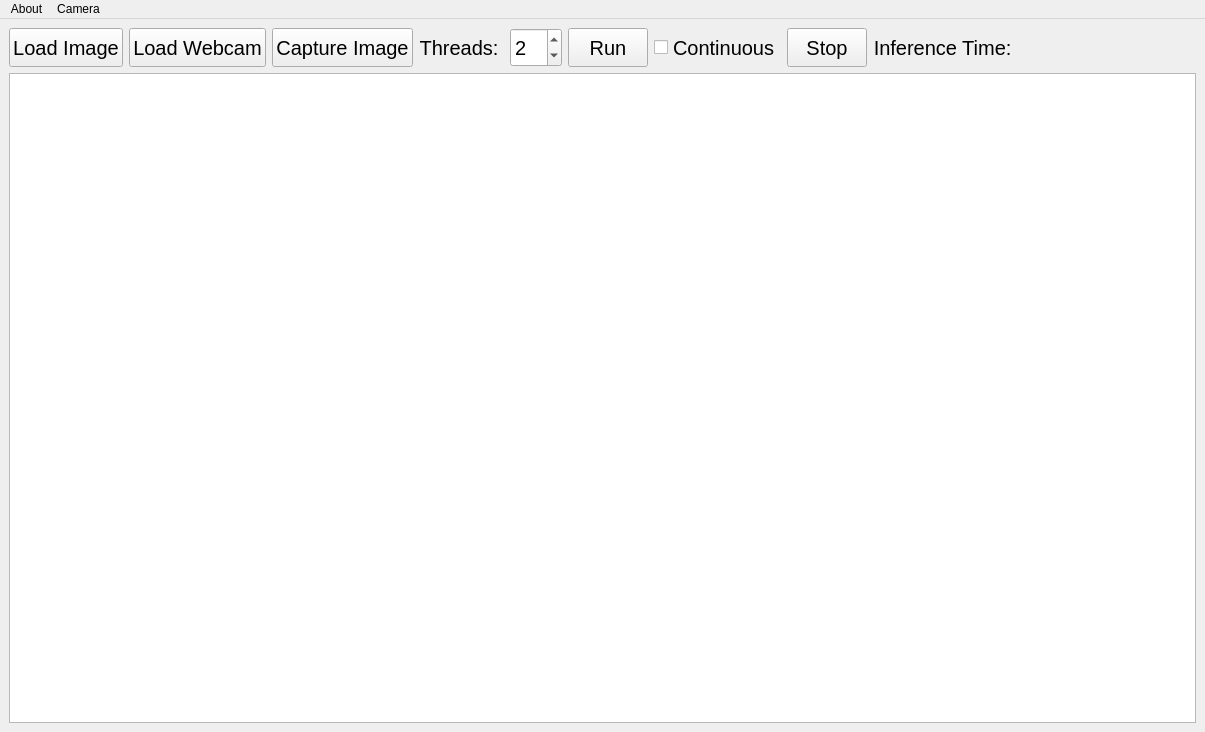
Qt form mainwindow.ui (renesas-rz/rzg-object-detection-demo) before a commit.
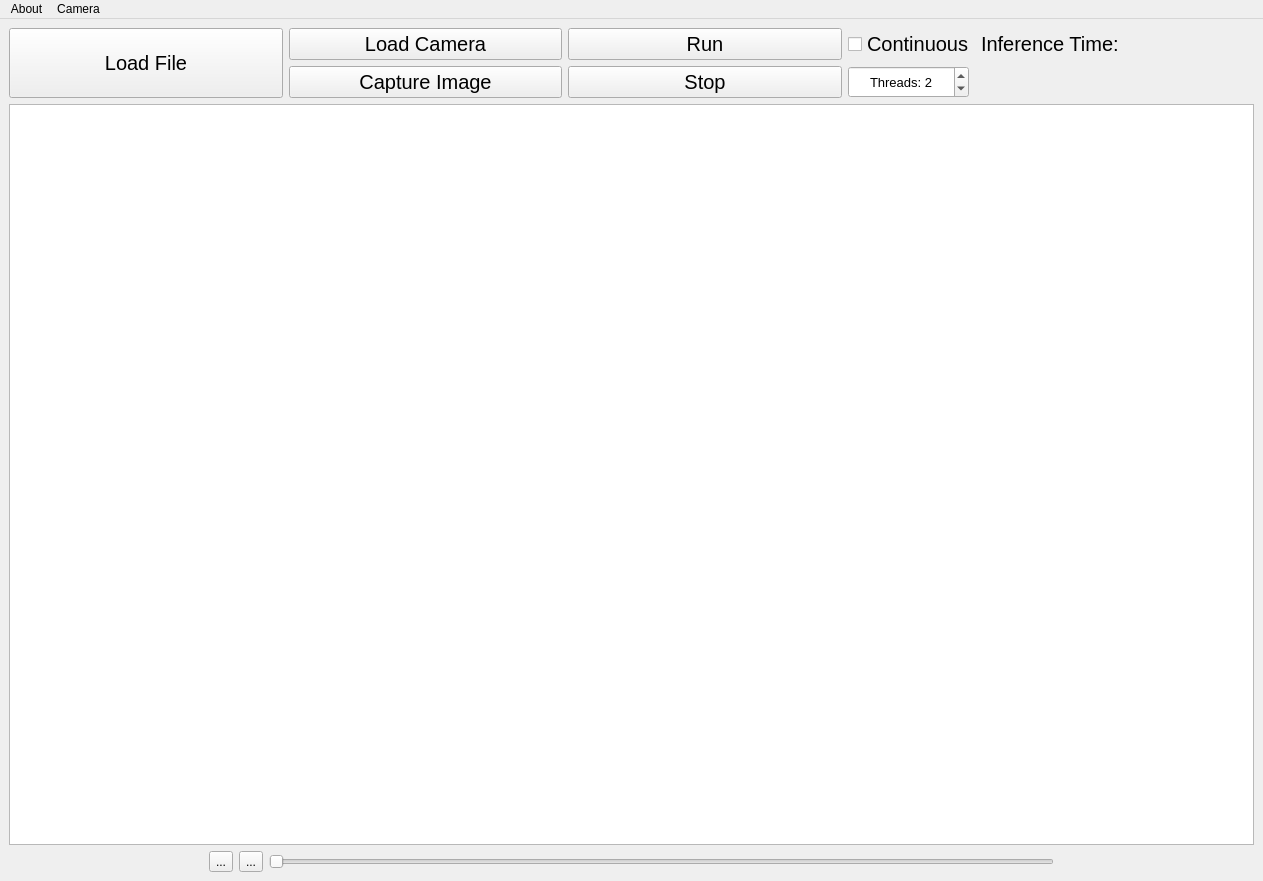
The same form after that commit.

Commit message:
multimedia: Add video support and rewrite image functions to use opencv
Open images with opencv instead of qimage
Transport images around code as opencv mats instead of qimage
Resize image for tflite model input with opencv
Add option to load video when loading file
Add media controls when video is loaded
Squash inference labels into one for better alignment
Add FPS counter to camer feed/video

The edit to the form file:
```diff
--- a/mainwindow.ui
+++ b/mainwindow.ui
@@ -23,8 +23,8 @@
    <rect>
     <x>0</x>
     <y>0</y>
-    <width>1205</width>
-    <height>732</height>
+    <width>1263</width>
+    <height>881</height>
    </rect>
   </property>
   <property name="sizePolicy">
@@ -37,16 +37,15 @@
    <string>Object Detection Demo</string>
   </property>
   <widget class="QWidget" name="centralwidget">
+   <layout class="QGridLayout" name="gridLayout_2">
+    <item row="0" column="0">
    <layout class="QGridLayout" name="gridLayout">
-    <item row="0" column="4">
-     <widget class="QSpinBox" name="inferenceThreadCount">
-      <property name="enabled">
-       <bool>true</bool>
-      </property>
+      <item row="0" column="0" rowspan="2">
+       <widget class="QPushButton" name="pushButtonFile">
       <property name="sizePolicy">
-       <sizepolicy hsizetype="Maximum" vsizetype="Minimum">
+         <sizepolicy hsizetype="MinimumExpanding" vsizetype="Minimum">
         <horstretch>1</horstretch>
-        <verstretch>1</verstretch>
+          <verstretch>0</verstretch>
        </sizepolicy>
       </property>
       <property name="font">
@@ -54,11 +53,11 @@
         <pointsize>15</pointsize>
        </font>
       </property>
-      <property name="minimum">
-       <number>1</number>
-      </property>
-      <property name="value">
-       <number>2</number>
+        <property name="text">
+         <string>Load File</string>
+        </property>
+        <property name="checkable">
+         <bool>false</bool>
       </property>
      </widget>
     </item>
@@ -66,8 +65,8 @@
      <widget class="QPushButton" name="pushButtonWebcam">
       <property name="sizePolicy">
        <sizepolicy hsizetype="MinimumExpanding" vsizetype="Minimum">
-        <horstretch>3</horstretch>
-        <verstretch>1</verstretch>
+          <horstretch>1</horstretch>
+          <verstretch>0</verstretch>
        </sizepolicy>
       </property>
       <property name="font">
@@ -76,7 +75,7 @@
        </font>
       </property>
       <property name="text">
-       <string>Load Webcam</string>
+         <string>Load Camera</string>
       </property>
       <property name="checkable">
        <bool>true</bool>
@@ -86,75 +85,12 @@
       </property>
      </widget>
     </item>
-    <item row="0" column="3">
-     <widget class="QLabel" name="labelThreads">
-      <property name="sizePolicy">
-       <sizepolicy hsizetype="Minimum" vsizetype="Minimum">
-        <horstretch>0</horstretch>
-        <verstretch>1</verstretch>
-       </sizepolicy>
-      </property>
-      <property name="font">
-       <font>
-        <pointsize>15</pointsize>
-       </font>
-      </property>
-      <property name="text">
-       <string>Threads: </string>
-      </property>
-      <property name="alignment">
-       <set>Qt::AlignRight|Qt::AlignTrailing|Qt::AlignVCenter</set>
-      </property>
-     </widget>
-    </item>
-    <item row="0" column="0">
-     <widget class="QPushButton" name="pushButtonImage">
-      <property name="sizePolicy">
-       <sizepolicy hsizetype="MinimumExpanding" vsizetype="Minimum">
-        <horstretch>3</horstretch>
-        <verstretch>1</verstretch>
-       </sizepolicy>
-      </property>
-      <property name="font">
-       <font>
-        <pointsize>15</pointsize>
-       </font>
-      </property>
-      <property name="text">
-       <string>Load Image</string>
-      </property>
-      <property name="checkable">
-       <bool>false</bool>
-      </property>
-     </widget>
-    </item>
     <item row="0" column="2">
-     <widget class="QPushButton" name="pushButtonCapture">
-      <property name="sizePolicy">
-       <sizepolicy hsizetype="MinimumExpanding" vsizetype="Minimum">
-        <horstretch>3</horstretch>
-        <verstretch>1</verstretch>
-       </sizepolicy>
-      </property>
-      <property name="font">
-       <font>
-        <pointsize>15</pointsize>
-       </font>
-      </property>
-      <property name="text">
-       <string>Capture Image</string>
-      </property>
-      <property name="checkable">
-       <bool>false</bool>
-      </property>
-     </widget>
-    </item>
-    <item row="0" column="5">
      <widget class="QPushButton" name="pushButtonRun">
       <property name="sizePolicy">
-       <sizepolicy hsizetype="MinimumExpanding" vsizetype="Minimum">
-        <horstretch>3</horstretch>
-        <verstretch>1</verstretch>
+         <sizepolicy hsizetype="Minimum" vsizetype="Minimum">
+          <horstretch>1</horstretch>
+          <verstretch>0</verstretch>
        </sizepolicy>
       </property>
       <property name="font">
@@ -167,11 +103,11 @@
       </property>
      </widget>
     </item>
-    <item row="0" column="6">
+      <item row="0" column="3">
      <widget class="QCheckBox" name="checkBoxContinuous">
       <property name="sizePolicy">
        <sizepolicy hsizetype="Minimum" vsizetype="Minimum">
-        <horstretch>0</horstretch>
+          <horstretch>1</horstretch>
         <verstretch>0</verstretch>
        </sizepolicy>
       </property>
@@ -185,18 +121,116 @@
       </property>
      </widget>
     </item>
-    <item row="1" column="0" colspan="21">
+      <item row="0" column="4">
+       <widget class="QLabel" name="labelInference">
+        <property name="sizePolicy">
+         <sizepolicy hsizetype="Minimum" vsizetype="Minimum">
+          <horstretch>1</horstretch>
+          <verstretch>0</verstretch>
+         </sizepolicy>
+        </property>
+        <property name="font">
+         <font>
+          <pointsize>15</pointsize>
+         </font>
+        </property>
+        <property name="text">
+         <string>Inference Time: </string>
+        </property>
+        <property name="alignment">
+         <set>Qt::AlignLeading|Qt::AlignLeft|Qt::AlignVCenter</set>
+        </property>
+       </widget>
+      </item>
+      <item row="1" column="1">
+       <widget class="QPushButton" name="pushButtonCapture">
+        <property name="sizePolicy">
+         <sizepolicy hsizetype="MinimumExpanding" vsizetype="Minimum">
+          <horstretch>1</horstretch>
+          <verstretch>0</verstretch>
+         </sizepolicy>
+        </property>
+        <property name="font">
+         <font>
+          <pointsize>15</pointsize>
+         </font>
+        </property>
+        <property name="text">
+         <string>Capture Image</string>
+        </property>
+        <property name="checkable">
+         <bool>false</bool>
+        </property>
+       </widget>
+      </item>
+      <item row="1" column="2">
+       <widget class="QPushButton" name="pushButtonStop">
+        <property name="sizePolicy">
+         <sizepolicy hsizetype="MinimumExpanding" vsizetype="Minimum">
+          <horstretch>1</horstretch>
+          <verstretch>0</verstretch>
+         </sizepolicy>
+        </property>
+        <property name="font">
+         <font>
+          <pointsize>15</pointsize>
+         </font>
+        </property>
+        <property name="text">
+         <string>Stop</string>
+        </property>
+       </widget>
+      </item>
+      <item row="1" column="3">
+       <widget class="QSpinBox" name="inferenceThreadCount">
+        <property name="enabled">
+         <bool>true</bool>
+        </property>
+        <property name="sizePolicy">
+         <sizepolicy hsizetype="Minimum" vsizetype="Minimum">
+          <horstretch>1</horstretch>
+          <verstretch>0</verstretch>
+         </sizepolicy>
+        </property>
+        <property name="maximumSize">
+         <size>
+          <width>121</width>
+          <height>16777215</height>
+         </size>
+        </property>
+        <property name="font">
+         <font>
+          <pointsize>10</pointsize>
+         </font>
+        </property>
+        <property name="alignment">
+         <set>Qt::AlignCenter</set>
+        </property>
+        <property name="prefix">
+         <string>Threads: </string>
+        </property>
+        <property name="minimum">
+         <number>1</number>
+        </property>
+        <property name="value">
+         <number>2</number>
+        </property>
+       </widget>
+      </item>
+     </layout>
+    </item>
+    <item row="1" column="0">
      <widget class="QGraphicsView" name="graphicsView">
       <property name="sizePolicy">
        <sizepolicy hsizetype="Expanding" vsizetype="Expanding">
-        <horstretch>1</horstretch>
+        <horstretch>2</horstretch>
         <verstretch>2</verstretch>
        </sizepolicy>
       </property>
       <property name="minimumSize">
        <size>
-        <width>805</width>
-        <height>650</height>
+        <width>400</width>
+        <height>300</height>
        </size>
       </property>
       <property name="sizeIncrement">
@@ -219,68 +253,65 @@
       </property>
      </widget>
     </item>
-    <item row="0" column="7">
-     <widget class="QPushButton" name="pushButtonStop">
-      <property name="sizePolicy">
-       <sizepolicy hsizetype="MinimumExpanding" vsizetype="Minimum">
-        <horstretch>3</horstretch>
-        <verstretch>1</verstretch>
-       </sizepolicy>
-      </property>
-      <property name="font">
-       <font>
-        <pointsize>15</pointsize>
-       </font>
-      </property>
+    <item row="2" column="0">
+     <layout class="QHBoxLayout" name="horizontalLayout_3">
+      <item>
+       <spacer name="horizontalSpacer_2">
+        <property name="orientation">
+         <enum>Qt::Horizontal</enum>
+        </property>
+        <property name="sizeHint" stdset="0">
+         <size>
+          <width>200</width>
+          <height>20</height>
+         </size>
+        </property>
+       </spacer>
+      </item>
+      <item>
+       <widget class="QToolButton" name="stopButton">
       <property name="text">
-       <string>Stop</string>
+         <string>...</string>
       </property>
      </widget>
     </item>
-    <item row="0" column="8">
-     <widget class="QLabel" name="labelInference">
+      <item>
+       <widget class="QToolButton" name="playButton">
+        <property name="text">
+         <string>...</string>
+        </property>
+        <property name="checkable">
+         <bool>true</bool>
+        </property>
+       </widget>
+      </item>
+      <item>
+       <widget class="QSlider" name="videoSlider">
       <property name="sizePolicy">
-       <sizepolicy hsizetype="Minimum" vsizetype="Minimum">
-        <horstretch>0</horstretch>
+         <sizepolicy hsizetype="Expanding" vsizetype="Fixed">
+          <horstretch>4</horstretch>
         <verstretch>0</verstretch>
        </sizepolicy>
       </property>
-      <property name="font">
-       <font>
-        <pointsize>15</pointsize>
-       </font>
-      </property>
-      <property name="text">
-       <string>Inference Time: </string>
-      </property>
-      <property name="alignment">
-       <set>Qt::AlignRight|Qt::AlignTrailing|Qt::AlignVCenter</set>
+        <property name="orientation">
+         <enum>Qt::Horizontal</enum>
       </property>
      </widget>
     </item>
-    <item row="0" column="9">
-     <widget class="QLabel" name="labelInferenceTime">
-      <property name="sizePolicy">
-       <sizepolicy hsizetype="Expanding" vsizetype="Expanding">
-        <horstretch>0</horstretch>
-        <verstretch>1</verstretch>
-       </sizepolicy>
-      </property>
-      <property name="minimumSize">
+      <item>
+       <spacer name="horizontalSpacer">
+        <property name="orientation">
+         <enum>Qt::Horizontal</enum>
+        </property>
+        <property name="sizeHint" stdset="0">
        <size>
-        <width>75</width>
-        <height>0</height>
-       </size>
-      </property>
-      <property name="font">
-       <font>
-        <pointsize>15</pointsize>
-       </font>
-      </property>
-      <property name="text">
-       <string/>
-      </property>
-     </widget>
+          <width>200</width>
+          <height>20</height>
+         </size>
+        </property>
+       </spacer>
+      </item>
+     </layout>
     </item>
    </layout>
   </widget>
@@ -289,7 +320,7 @@
     <rect>
      <x>0</x>
      <y>0</y>
-     <width>1205</width>
+     <width>1263</width>
      <height>25</height>
     </rect>
    </property>
```
Lines whose indentation alone changed are shown as unchanged. The commit also changes 7 other files.
